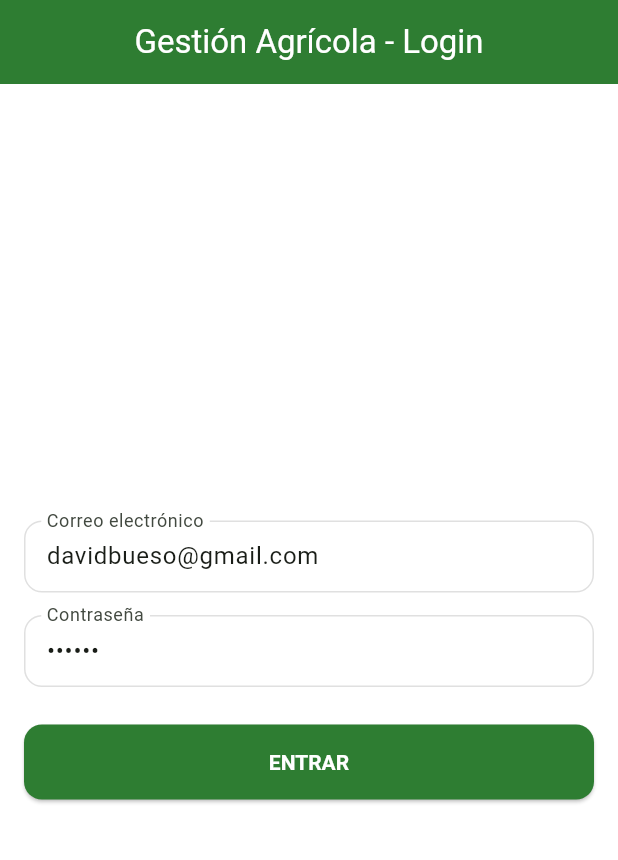
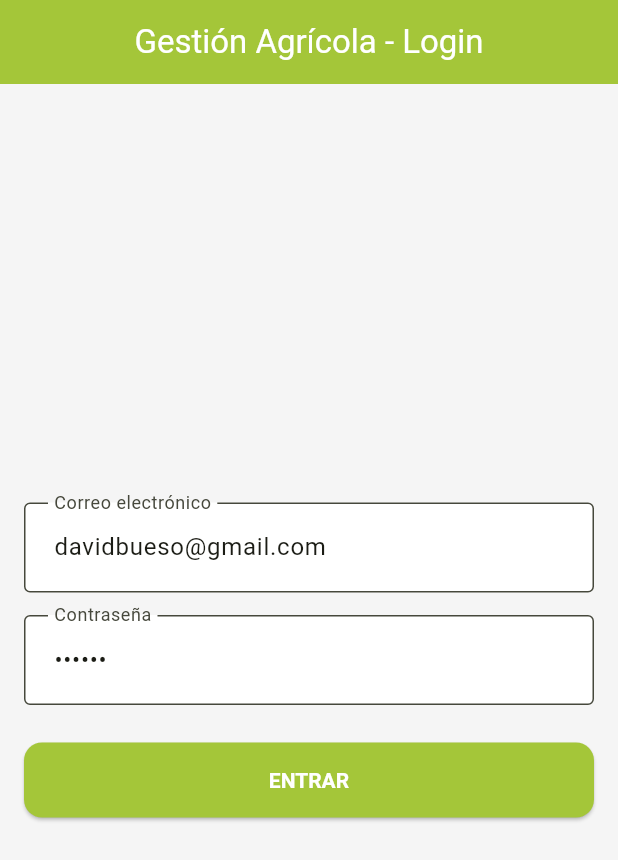
Before and after one commit to DBUES0/Agri_APP, a Flutter app: the screen it shows after launch, on a phone screen of 412 x 824 dp. Shown: the top 860 px of the screen. Run offline on Flutter 3.47's test engine with Material 3 defaults, Android fonts, the light colour scheme and no system bars; our stand-ins replace file_picker, google_fonts, image_picker, open_filex, shared_preferences.

Commit message:
Renombrado proyecto a agri_app y generados iconos y splash

```diff
--- a/lib/main.dart
+++ b/lib/main.dart
@@ -14,7 +14,7 @@ class MyApp extends StatelessWidget {
   @override
   Widget build(BuildContext context) {
     return MaterialApp(
-      title: 'Agri App',
+      title: 'Agri APP',
       //theme: ThemeData(primarySwatch: Colors.green),
       theme: AppTheme.lightTheme,
       home: const LoginPage(),
--- a/lib/pages/page_dashboard.dart
+++ b/lib/pages/page_dashboard.dart
@@ -1,5 +1,5 @@
-import 'package:AgriAPP/pages/page_usuario.dart';
-import 'package:AgriAPP/utils/ui_utils.dart';
+import 'package:agriapp/pages/page_usuario.dart';
+import 'package:agriapp/utils/ui_utils.dart';
 import 'package:flutter/material.dart';
 import 'package:shared_preferences/shared_preferences.dart';
 import '../services/api_service.dart';
--- a/lib/pages/page_login.dart
+++ b/lib/pages/page_login.dart
@@ -129,6 +129,25 @@ class _LoginPageState extends State<LoginPage> {
   }
 
 
+
+/*
+// En el body de tu Scaffold o en tu AppBar
+Center(
+  child: Column(
+    children: [
+      // Tu nuevo logo mixto y escalable
+      AppTheme.buildLogo(fontSize: 42),
+
+      const SizedBox(height: 8),
+
+      // Texto normal que usará ROBOTO automáticamente
+      const Text(
+        "Gestión de Invernaderos",
+        style: TextStyle(letterSpacing: 1.2),
+      ),
+    ],
+  ),
+)*/
   @override
   Widget build(BuildContext context) {
     // La UI ahora está mucho más limpia
--- /dev/null
+++ b/lib/utils/app_palette.dart
@@ -0,0 +1,20 @@
+import 'package:flutter/material.dart';
+
+// Paleta de colores oficial extraída exactamente del logotipo.
+class AgriPalette {
+  // El verde lima vibrante de la hoja y los campos. Ideal para acciones principales y acentos.
+  static const Color greenMain = Color(0xFFA4C639);
+
+  // El gris plomo sobrio del pin de localización. Perfecto para texto secundario y bordes.
+  static const Color greyMain = Color(0xFF9E9E9E);
+
+  // El color de fondo blanquecino texturizado. Úsalo para el fondo de las pantallas (scaffoldBackgroundColor).
+  static const Color background = Color(0xFFF5F5F5);
+
+  // Colores funcionales derivados
+  static const Color textPrimary = greyMain; // Usamos el gris plomo como texto principal
+  static const Color textOnPrimary = Colors.white; // Para texto sobre botones verdes
+  static const Color border = Color(0xFFE0E0E0); // Gris más claro para bordes de inputs
+  static const Color white = Colors.white;
+  static const Color error = Color(0xFFD32F2F);
+}
--- a/lib/utils/app_theme.dart
+++ b/lib/utils/app_theme.dart
@@ -1,80 +1,104 @@
 import 'package:flutter/material.dart';
+import 'app_palette.dart';
+import 'package:google_fonts/google_fonts.dart';
+class AppTheme {
 
-class AppColors {
-  // Colores principales (basados en tu estilo agrícola)
-  static const Color primario = Color(0xFF2E7D32); // Un verde bosque robusto
-  static const Color secundario = Color(0xFFFFA000); // Un naranja ámbar para avisos/detalles
-  static const Color fondo = Color(0xFFF5F5F5); // Gris muy claro para el fondo
-  static const Color error = Color(0xFFD32F2F);
-  static const Color tarjetas = Colors.white;
+  // Definimos la fuente del logo usando Google Fonts (Lato es casi idéntica a Corbel)
+  static TextStyle get logoTextStyle => GoogleFonts.lato(
+        fontWeight: FontWeight.bold,
+      );
+
+  // WIDGET FUNCIONAL: Para pintar el logo AgriAPP mixto
+  static Widget buildLogo({double fontSize = 30}) {
+    return Text.rich(
+      TextSpan(
+        children: [
+          TextSpan(
+            text: 'Agri',
+            style: logoTextStyle.copyWith(
+              fontSize: fontSize,
+              color: AgriPalette.greyMain, // Gris plomo
+            ),
+          ),
+          TextSpan(
+            text: 'APP',
+            style: logoTextStyle.copyWith(
+              fontSize: fontSize,
+              color: AgriPalette.greenMain, // Verde lima
+            ),
+          ),
+        ],
+      ),
+    );
   }
 
-class AppTheme {
+  // Nombre de la familia de fuente definida en pubspec.yaml para el logo
+  static const String logoFont = 'AgriLogoFont';
+
   static ThemeData get lightTheme {
     return ThemeData(
-      useMaterial3: true, // Habilita el diseño moderno de Google
+      useMaterial3: true,
+
+      // 1. FUENTE GLOBAL: Roboto (por defecto en Flutter)
+      fontFamily: 'Roboto',
+
+      // 2. ESQUEMA DE COLORES
       colorScheme: ColorScheme.fromSeed(
-        seedColor: AppColors.primario,
-        primary: AppColors.primario,
-        secondary: AppColors.secundario,
-        surface: AppColors.tarjetas,
-        background: AppColors.fondo,
-        error: AppColors.error,
+        seedColor: AgriPalette.greenMain,
+        primary: AgriPalette.greenMain,
+        secondary: AgriPalette.greyMain,
+        surface: AgriPalette.white,
+        background: AgriPalette.background,
+        error: AgriPalette.error,
       ),
 
-      // Armonización de Fuentes
-      fontFamily: 'Roboto', // O la que prefieras (asegúrate de incluirla en pubspec.yaml)
+      // 3. COMPONENTES ARMONIZADOS
+      scaffoldBackgroundColor: AgriPalette.background,
 
-      // Estilo global de las AppBar
       appBarTheme: const AppBarTheme(
-        backgroundColor: AppColors.primario,
-        foregroundColor: Colors.white,
+        backgroundColor: AgriPalette.greenMain,
+        foregroundColor: AgriPalette.white,
+        centerTitle: true,
         elevation: 0,
-        centerTitle: true,
       ),
 
-      // Estilo global de los Botones
       elevatedButtonTheme: ElevatedButtonThemeData(
         style: ElevatedButton.styleFrom(
-          backgroundColor: AppColors.primario,
-          foregroundColor: Colors.white,
+          backgroundColor: AgriPalette.greenMain,
+          foregroundColor: AgriPalette.white,
+          shape: RoundedRectangleBorder(borderRadius: BorderRadius.circular(12)),
           textStyle: const TextStyle(fontWeight: FontWeight.bold),
-          shape: RoundedRectangleBorder(borderRadius: BorderRadius.circular(12)),
         ),
       ),
 
-      // Estilo de los campos de texto (Input)
-    // inputDecorationTheme: InputDecorationTheme(
-    //   filled: true,             // Añade un ligero fondo
-    //   fillColor: Colors.white,   // Fondo blanco para que no se vea transparente
-    //   contentPadding: const EdgeInsets.symmetric(horizontal: 8, vertical: 8), // Espacio interno
-    //   border: OutlineInputBorder(borderRadius: BorderRadius.circular(18)),
-    //     focusedBorder: OutlineInputBorder(
-    //       borderRadius: BorderRadius.circular(12),
-    //       borderSide: const BorderSide(color: AppColors.primario, width: 20),
-    //     ),
-    //   ),
       inputDecorationTheme: InputDecorationTheme(
         filled: true,
-  fillColor: Colors.white,
-  isDense: false, // Permite que el campo use su altura natural
-  contentPadding: const EdgeInsets.symmetric(horizontal: 11, vertical: 11), // Más altura interna
+        fillColor: AgriPalette.white,
+        contentPadding: const EdgeInsets.symmetric(horizontal: 16, vertical: 18),
         border: OutlineInputBorder(
           borderRadius: BorderRadius.circular(12),
-    borderSide: BorderSide(color: Colors.grey.shade400),
-  ),
-  enabledBorder: OutlineInputBorder(
-    borderRadius: BorderRadius.circular(12),
-    borderSide: BorderSide(color: Colors.grey.shade300),
+          borderSide: const BorderSide(color: AgriPalette.greyMain),
         ),
         focusedBorder: OutlineInputBorder(
           borderRadius: BorderRadius.circular(12),
-    borderSide: const BorderSide(color: AppColors.primario, width: 2),
+          borderSide: const BorderSide(color: AgriPalette.greenMain, width: 2),
         ),
-  // Esto ayuda a que el label (Almacén de Destino) no se monte con el borde superior
-  floatingLabelBehavior: FloatingLabelBehavior.always,
       ),
+    );
+  }
 
+  // 4. ESTILO ESPECÍFICO PARA EL LOGO
+  // Úsalo solo donde quieras que aparezca la fuente del logo
+  static TextStyle getLogoStyle({
+    double size = 24,
+    Color color = AgriPalette.greyMain,
+    bool isBold = false
+  }) {
+    return TextStyle(
+      fontFamily: logoFont,
+      fontSize: size,
+      color: color,
+      fontWeight: isBold ? FontWeight.bold : FontWeight.normal,
     );
   }
 }
```
Also changed, not shown: pubspec.yaml (+16 -7 lines), assets/Gemini_Generated_Image_2q6uh32q6uh32q6u.png (added), assets/icon.png (added), assets/icon_splash.png (added), assets/logo_maximizada.png (added), pubspec.lock, 135 other files. Lines whose indentation alone changed are shown as unchanged.
